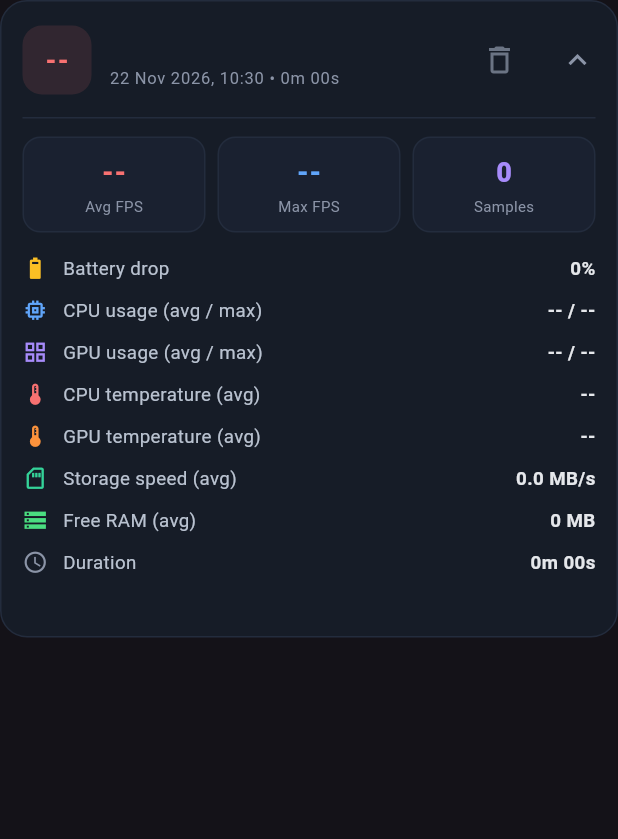
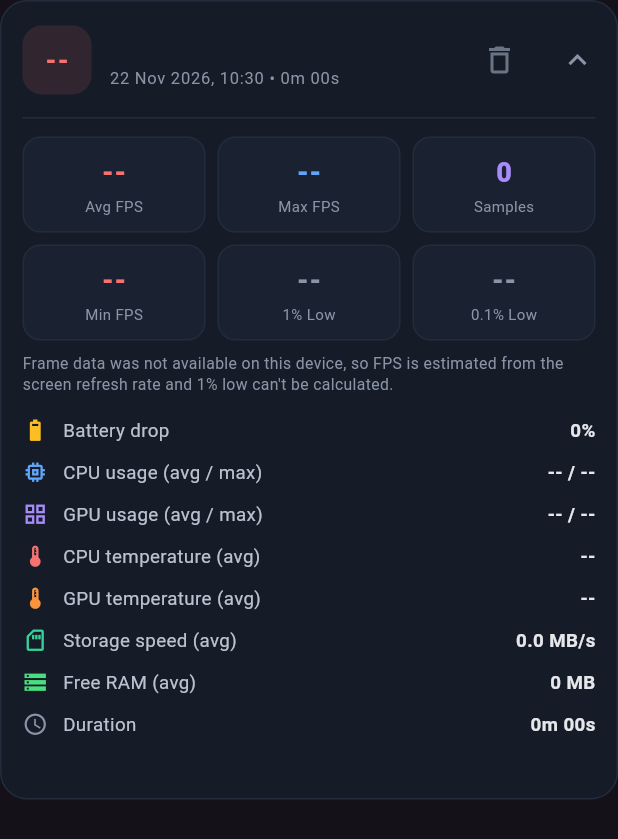
Before and after one commit to ExperimentAcc/ZFps-2, a Flutter app: the _SessionCard widget shown alone on an empty page, opened directly with empty values, after a tap on "--", on a phone screen of 412 x 824 dp. Shown: the top 839 px of the screen. Run offline on Flutter 3.47's test engine with Material 3 defaults, Android fonts, the phone set to English and light mode, and no system bars; our stand-ins replace hive; accounts and stored records are empty; project files that could hold a hidden picture were left out.

Commit message:
Update report_screen.dart

```diff
--- a/lib/screens/report_screen.dart
+++ b/lib/screens/report_screen.dart
@@ -3,6 +3,7 @@ import 'package:flutter/material.dart';
 import '../database/app_database.dart';
 import '../models/session.dart';
 import '../utils/format_utils.dart';
+import '../widgets/fps_graph.dart';
 import '../widgets/stat_card.dart';
 
 /// History of saved sessions with expandable per-session stats.
@@ -264,7 +265,55 @@ class _SessionCard extends StatelessWidget {
                 ),
               ],
             ),
+            const SizedBox(height: 8),
+            Row(
+              children: [
+                Expanded(
+                  child: _MiniStat(
+                    label: 'Min FPS',
+                    value: session.minFps > 0 ? session.minFps.toStringAsFixed(0) : '--',
+                    accent: const Color(0xFFF87171),
+                  ),
+                ),
+                const SizedBox(width: 8),
+                Expanded(
+                  child: _MiniStat(
+                    label: '1% Low',
+                    value: _fpsOrDash(session.onePercentLow),
+                    accent: _zone(session.onePercentLow),
+                  ),
+                ),
+                const SizedBox(width: 8),
+                Expanded(
+                  child: _MiniStat(
+                    label: '0.1% Low',
+                    value: _fpsOrDash(session.pointOnePercentLow),
+                    accent: _zone(session.pointOnePercentLow),
+                  ),
+                ),
+              ],
+            ),
+            if (session.fpsSamples.length >= 2) ...[
+              const SizedBox(height: 12),
+              _GraphCard(session: session),
+            ],
+            if (session.realFrameData == false)
+              const Padding(
+                padding: EdgeInsets.only(top: 8),
+                child: Text(
+                  'Frame data was not available on this device, so FPS is estimated '
+                  'from the screen refresh rate and 1% low can\'t be calculated.',
+                  style: TextStyle(fontSize: 10.5, color: Color(0xFF8B94A7), height: 1.35),
+                ),
+              ),
             const SizedBox(height: 10),
+            if (session.avgFrameTimeMs != null)
+              _StatLine(
+                icon: Icons.timer_outlined,
+                label: 'Avg frame time',
+                value: '${session.avgFrameTimeMs!.toStringAsFixed(1)} ms',
+                accent: const Color(0xFF60A5FA),
+              ),
             _StatLine(
               icon: Icons.battery_6_bar_outlined,
               label: 'Battery drop',
@@ -404,3 +453,44 @@ class _StatLine extends StatelessWidget {
     );
   }
 }
+
+String _fpsOrDash(double? v) => v == null ? '--' : v.toStringAsFixed(0);
+
+Color _zone(double? v) => v == null ? const Color(0xFF8B94A7) : fpsZoneColor(v);
+
+/// "FPS over time" card with the interactive graph.
+class _GraphCard extends StatelessWidget {
+  final Session session;
+
+  const _GraphCard({required this.session});
+
+  @override
+  Widget build(BuildContext context) {
+    return Container(
+      padding: const EdgeInsets.fromLTRB(12, 12, 12, 8),
+      decoration: BoxDecoration(
+        color: const Color(0xFF1A2130),
+        borderRadius: BorderRadius.circular(14),
+        border: Border.all(color: const Color(0xFF232C3D)),
+      ),
+      child: Column(
+        crossAxisAlignment: CrossAxisAlignment.start,
+        children: [
+          const Text(
+            'FPS over time',
+            style: TextStyle(
+              color: Color(0xFFE5E7EB),
+              fontSize: 13,
+              fontWeight: FontWeight.w700,
+            ),
+          ),
+          const SizedBox(height: 8),
+          FpsGraph(
+            fps: session.fpsSamples,
+            lows: session.lows,
+          ),
+        ],
+      ),
+    );
+  }
+}
```
